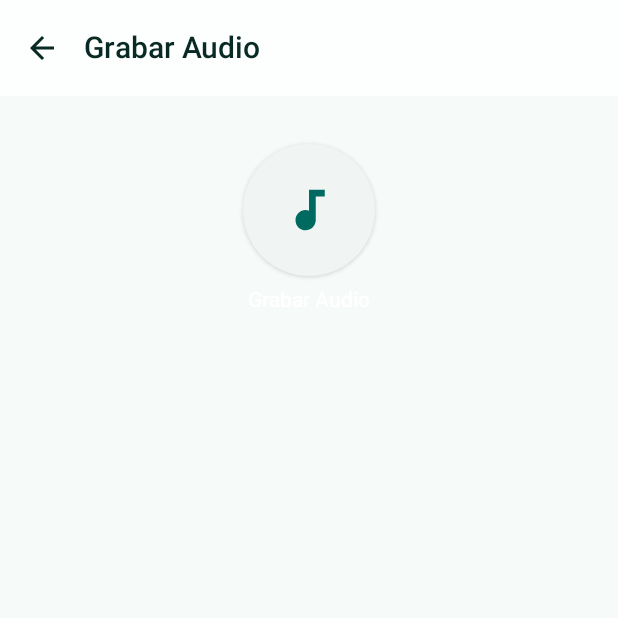
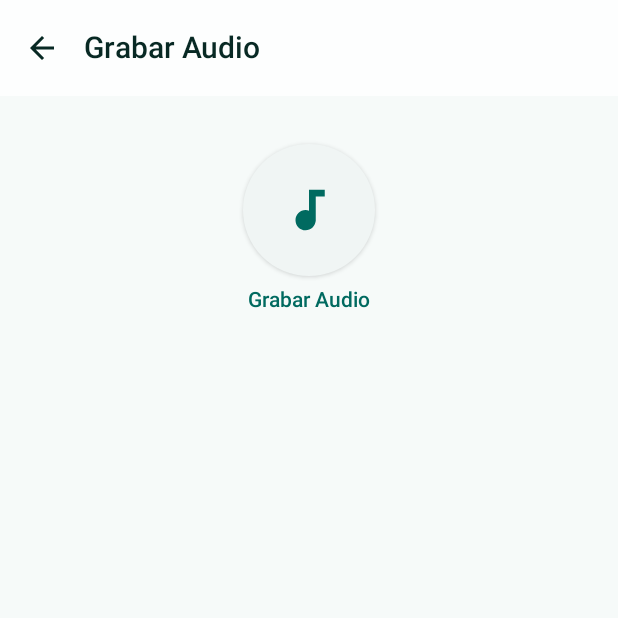
Before and after one commit to UTN-FRBA-Mobile/TicketScan, an Android app built with Jetpack Compose: the RecordAudioScreen screen opened through its navigation route, on a phone screen of 412 x 824 dp, the top half of it. Run offline under Robolectric (Android 15) with nearby library versions, the phone set to English and light mode, and no system bars.

Commit message:
Fix/UI (#30)
* fixes

* fix merge

* fix

* fix

* fix

```diff
--- a/app/src/main/java/com/example/ticketscan/ui/components/TicketHeader.kt
+++ b/app/src/main/java/com/example/ticketscan/ui/components/TicketHeader.kt
@@ -20,6 +20,7 @@ import com.example.ticketscan.ui.theme.TicketScanIcons
 import com.example.ticketscan.ui.theme.TicketScanTheme
 import java.text.SimpleDateFormat
 import java.util.Date
+import java.util.Locale
 
 @Composable
 fun TicketHeader(
@@ -52,7 +53,7 @@ fun TicketHeader(
             verticalAlignment = Alignment.CenterVertically
         ) {
             Text(
-                text = "Fecha: ${SimpleDateFormat("yyyy/MM/dd").format(date)}",
+                text = "Fecha: ${SimpleDateFormat("dd/MM/yyyy", Locale.getDefault()).format(date)}",
                 style = TicketScanTheme.typography.bodyLarge,
                 color = TicketScanTheme.colors.onBackground
             )
--- a/app/src/main/java/com/example/ticketscan/ui/components/UploadOption.kt
+++ b/app/src/main/java/com/example/ticketscan/ui/components/UploadOption.kt
@@ -1,5 +1,6 @@
 package com.example.ticketscan.ui.components
 
+import androidx.compose.ui.graphics.Color
 import androidx.compose.foundation.clickable
 import androidx.compose.foundation.layout.Box
 import androidx.compose.foundation.layout.Column
@@ -24,7 +25,8 @@ fun UploadOption(
     label: String,
     icon: ImageVector,
     modifier: Modifier = Modifier,
-    onClick: () -> Unit
+    onClick: () -> Unit,
+    color: Color = TicketScanTheme.colors.onPrimary
 ) {
     Column(
         horizontalAlignment = Alignment.CenterHorizontally,
@@ -56,7 +58,7 @@ fun UploadOption(
         Text(
             text = label,
             style = TicketScanTheme.typography.labelLarge,
-            color = TicketScanTheme.colors.onPrimary
+            color = color
         )
     }
 }
--- a/app/src/main/java/com/example/ticketscan/ui/screens/HomeScreen.kt
+++ b/app/src/main/java/com/example/ticketscan/ui/screens/HomeScreen.kt
@@ -4,9 +4,7 @@ import androidx.compose.foundation.layout.Arrangement
 import androidx.compose.foundation.layout.Column
 import androidx.compose.foundation.layout.PaddingValues
 import androidx.compose.foundation.layout.Row
-import androidx.compose.foundation.layout.Spacer
 import androidx.compose.foundation.layout.fillMaxWidth
-import androidx.compose.foundation.layout.height
 import androidx.compose.foundation.layout.padding
 import androidx.compose.material3.CircularProgressIndicator
 import androidx.compose.material3.Text
@@ -17,10 +15,8 @@ import androidx.compose.runtime.getValue
 import androidx.compose.runtime.mutableStateOf
 import androidx.compose.runtime.remember
 import androidx.compose.runtime.setValue
-import androidx.compose.foundation.clickable
 import androidx.compose.ui.Alignment
 import androidx.compose.ui.Modifier
-import androidx.compose.ui.graphics.Color
 import androidx.compose.ui.platform.LocalContext
 import androidx.compose.ui.text.style.TextAlign
 import androidx.compose.ui.unit.dp
@@ -28,7 +24,6 @@ import androidx.compose.ui.tooling.preview.Preview
 import androidx.lifecycle.viewmodel.compose.viewModel
 import androidx.navigation.NavController
 import androidx.navigation.compose.rememberNavController
-import com.example.ticketscan.domain.model.TicketFilter
 import com.example.ticketscan.domain.viewmodel.RepositoryViewModel
 import com.example.ticketscan.domain.viewmodel.RepositoryViewModelFactory
 import com.example.ticketscan.ui.components.FilterPanel
@@ -43,7 +38,6 @@ import com.example.ticketscan.ui.theme.TicketScanIcons
 import com.example.ticketscan.ui.theme.TicketScanTheme
 import com.example.ticketscan.ui.theme.TicketScanThemeProvider
 import java.text.SimpleDateFormat
-import java.util.Date
 import java.util.Locale
 
 @Composable
@@ -127,18 +121,21 @@ fun HomeScreen(
                     UploadOption(
                         label = "Audio",
                         icon = TicketScanIcons.Audio,
-                        modifier = Modifier.weight(1f)
-                    ) { navController.navigate("record_audio") }
+                        modifier = Modifier.weight(1f),
+                        onClick = { navController.navigate("record_audio") }
+                    )
                     UploadOption(
                         label = "Cámara",
                         icon = TicketScanIcons.Camera,
-                        modifier = Modifier.weight(1f)
-                    ) { navController.navigate("scan") }
+                        modifier = Modifier.weight(1f),
+                        onClick = { navController.navigate("scan") }
+                    )
                     UploadOption(
                         label = "Texto",
                         icon = TicketScanIcons.Text,
-                        modifier = Modifier.weight(1f)
-                    ) { navController.navigate("processing/texto") }
+                        modifier = Modifier.weight(1f),
+                        onClick = { navController.navigate("processing/text") }
+                    )
                 }
             }
         }
@@ -204,7 +201,7 @@ fun HomeScreen(
                         modifier = Modifier.fillMaxWidth(),
                         onClick = { navController.navigate("ticket/${ticket.id}") }
                     ) {
-                        val formattedDate = ticket?.date?.let {
+                        val formattedDate = ticket.date.let {
                             SimpleDateFormat("dd/MM/yyyy HH:mm", Locale.getDefault()).format(it)
                         } ?: "Fecha sin definir"
                         Text(
@@ -216,7 +213,6 @@ fun HomeScreen(
                 }
             }
         }
-
     }
 }
 
--- a/app/src/main/java/com/example/ticketscan/ui/screens/RecordAudioScreen.kt
+++ b/app/src/main/java/com/example/ticketscan/ui/screens/RecordAudioScreen.kt
@@ -31,6 +31,7 @@ import androidx.navigation.NavController
 import com.example.ticketscan.ui.components.ErrorBadge
 import com.example.ticketscan.ui.components.UploadOption
 import com.example.ticketscan.ui.theme.TicketScanIcons
+import com.example.ticketscan.ui.theme.TicketScanTheme
 import java.io.File
 
 @RequiresApi(Build.VERSION_CODES.S)
@@ -107,6 +108,7 @@ fun RecordAudioScreen(
                     label = if (isRecording) "Grabando..." else "Grabar Audio",
                     icon = TicketScanIcons.Audio,
                     modifier = Modifier.size(160.dp),
+                    color = TicketScanTheme.colors.primary,
                     onClick = { /* decorative */ }
                 )
 
```
Also changed, not shown: app/src/main/java/com/example/ticketscan/ui/screens/PreviewDialogs.kt (+17 -6 lines), app/src/main/java/com/example/ticketscan/ui/screens/HomeViewModel.kt (line endings or trailing spaces).
